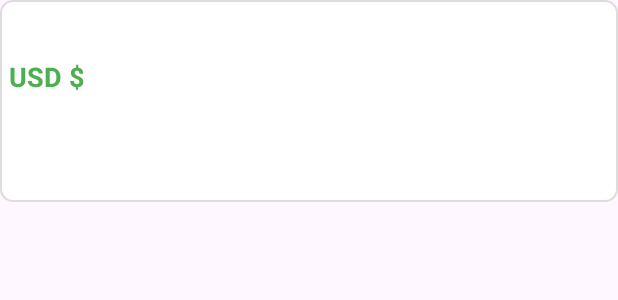
After one commit to Sengeki1/Financial_Control_App, an Android app: the layout item_recycler.xml on its own in the app's theme, with its tools: preview values and no code run, on a phone screen of 412 x 824 dp. The commit adds this screen. Shown: the top 300 px of the screen. Run offline under Robolectric (Android 15) with nearby library versions, the phone set to English and light mode, and no system bars.

Commit message:
Color and negative values

```diff
--- a/app/src/main/java/com/example/myapplication/MainActivity.java
+++ b/app/src/main/java/com/example/myapplication/MainActivity.java
@@ -70,7 +70,7 @@ public class MainActivity extends AppCompatActivity {
                     Log.d("transaction", transaction.title + " " +
                             String.valueOf(transaction.value) + " " +
                             transaction.category + " " +
-                            transaction.date);
+                            transaction.date + " " + transaction.color);
                 }
             }
         });
--- a/app/src/main/java/com/example/myapplication/Transaction.java
+++ b/app/src/main/java/com/example/myapplication/Transaction.java
@@ -22,10 +22,14 @@ public class Transaction {
     @ColumnInfo(name = "date")
     public String date;
 
-    public Transaction(String title, int value, String category, String date) {
+    @ColumnInfo(name = "color")
+    public String color;
+
+    public Transaction(String title, int value, String category, String date, String color) {
         this.title = title;
         this.value = value;
         this.category = category;
         this.date = date;
+        this.color = color;
     }
 }
--- a/app/src/main/java/com/example/myapplication/TransactionDatabase.java
+++ b/app/src/main/java/com/example/myapplication/TransactionDatabase.java
@@ -3,7 +3,7 @@ package com.example.myapplication;
 import androidx.room.Database;
 import androidx.room.RoomDatabase;
 
-@Database(entities = {Transaction.class}, version = 1)
+@Database(entities = {Transaction.class}, version = 2)
 public abstract class TransactionDatabase extends RoomDatabase {
     public abstract transactionDao transactionDao();
 }
--- a/app/src/main/java/com/example/myapplication/transactionDao.java
+++ b/app/src/main/java/com/example/myapplication/transactionDao.java
@@ -14,4 +14,7 @@ public interface transactionDao {
 
     @Query("SELECT * FROM `transaction`")
     List<Transaction> getAllTransactions();
+
+    @Query("DELETE FROM `transaction`")
+    void deleteAll();
 }
--- a/app/src/main/res/layout/activity_transactions_list.xml
+++ b/app/src/main/res/layout/activity_transactions_list.xml
@@ -7,4 +7,9 @@
     android:layout_height="match_parent"
     tools:context=".transactions_list">
 
+    <androidx.recyclerview.widget.RecyclerView
+        android:id="@+id/recyclerView"
+        android:layout_width="match_parent"
+        android:layout_height="match_parent" />
+
 </androidx.constraintlayout.widget.ConstraintLayout>
--- /dev/null
+++ b/app/src/main/res/layout/item_recycler.xml
@@ -0,0 +1,57 @@
+<?xml version="1.0" encoding="utf-8"?>
+<androidx.constraintlayout.widget.ConstraintLayout xmlns:android="http://schemas.android.com/apk/res/android"
+    xmlns:tools="http://schemas.android.com/tools"
+    android:layout_width="match_parent"
+    android:layout_height="match_parent">
+
+    <LinearLayout
+        android:id="@+id/background_transaction_id"
+        android:layout_width="match_parent"
+        android:layout_height="wrap_content"
+        android:layout_marginTop="16dp"
+        android:background="@drawable/card_background"
+        android:orientation="vertical"
+        android:padding="6dp"
+        tools:ignore="MissingConstraints">
+
+        <TextView
+            android:id="@+id/transaction_title_id"
+            android:layout_width="wrap_content"
+            android:layout_height="wrap_content"
+            android:text=""
+            android:textColor="#444"
+            android:textSize="18sp"
+            android:textStyle="bold" />
+
+        <TextView
+            android:id="@+id/transaction_value_id"
+            android:layout_width="wrap_content"
+            android:layout_height="wrap_content"
+            android:layout_marginTop="8dp"
+            android:text="@string/r_0_00"
+            android:textColor="#4CAF50"
+            android:textSize="18sp"
+            android:textStyle="bold" />
+
+        <TextView
+            android:id="@+id/transaction_category_id"
+            android:layout_width="wrap_content"
+            android:layout_height="wrap_content"
+            android:layout_marginTop="8dp"
+            android:text=""
+            android:textColor="#444"
+            android:textSize="18sp"
+            android:textStyle="bold" />
+
+        <TextView
+            android:id="@+id/transaction_date_id"
+            android:layout_width="wrap_content"
+            android:layout_height="wrap_content"
+            android:layout_marginTop="8dp"
+            android:text=""
+            android:textColor="#444"
+            android:textSize="18sp"
+            android:textStyle="bold" />
+    </LinearLayout>
+
+</androidx.constraintlayout.widget.ConstraintLayout>
--- a/app/src/main/res/values/strings.xml
+++ b/app/src/main/res/values/strings.xml
@@ -3,7 +3,7 @@
     <string name="despesa">Despesa</string>
     <string name="receita">Receita</string>
     <string name="transa_es">Transações</string>
-    <string name="r_0_00">R$ 0.00</string>
+    <string name="r_0_00">USD $ </string>
     <string name="total_de_despesas">Total de Despesas</string>
     <string name="total_de_receitas">Total de Receitas</string>
     <string name="saldo_atual">Saldo Atual</string>
```
Also changed, not shown: app/src/main/java/com/example/myapplication/transactions.java (+10 -1 lines).
